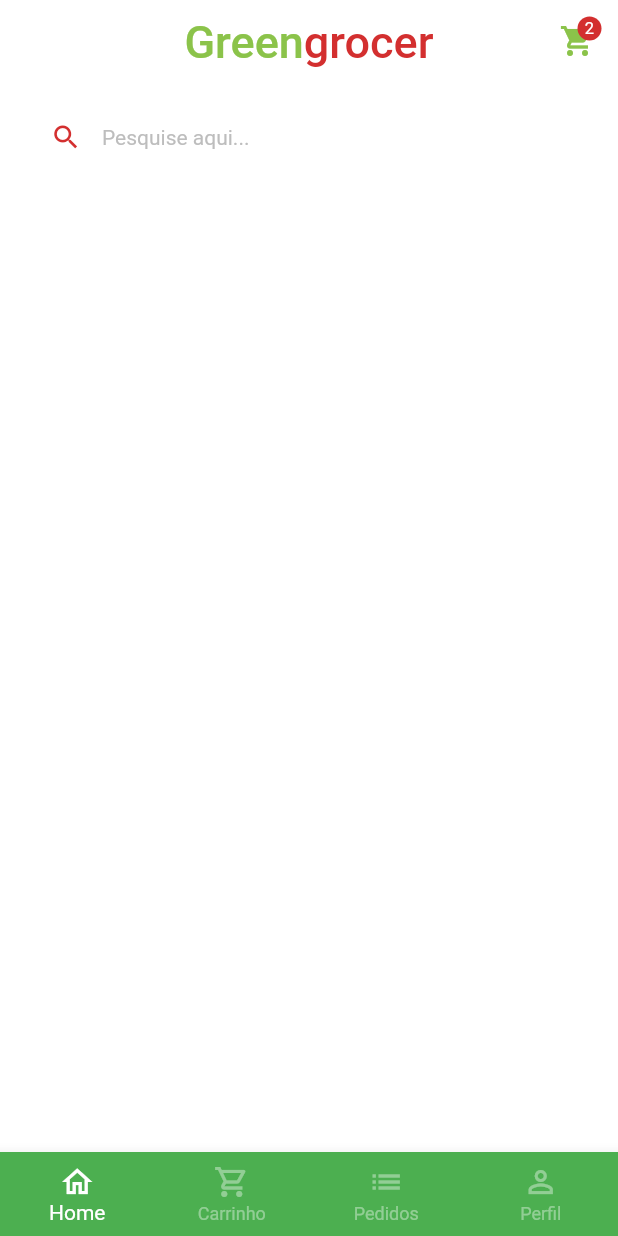
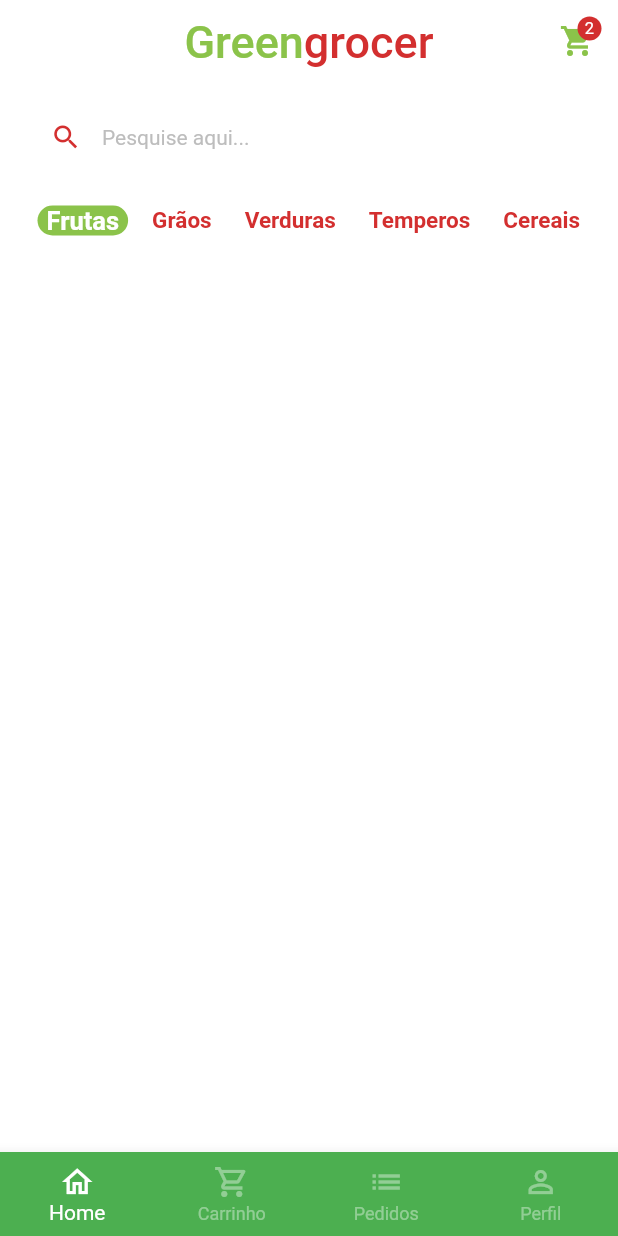
Before and after one commit to luizmineiro/quintanda_virtual, a Flutter app: the BaseScreen screen opened directly, on a phone screen of 412 x 824 dp. Run offline on Flutter 3.47's test engine with Material 2 defaults, Android fonts, the phone set to English and light mode, and no system bars; our stand-ins replace animated_text_kit, mask_text_input_formatter.

```diff
--- a/lib/src/base/base_screen.dart
+++ b/lib/src/base/base_screen.dart
@@ -19,7 +19,7 @@ class _BaseScreenState extends State<BaseScreen> {
         physics: const NeverScrollableScrollPhysics(),
         controller: pageController,
         children: [
-          const HomeTab(),
+          HomeTab(),
           Container(color: Colors.black),
           Container(color: Colors.yellow),
           Container(color: Colors.blue),
--- /dev/null
+++ b/lib/src/home/components/category_tile.dart
@@ -0,0 +1,39 @@
+import 'package:flutter/material.dart';
+import 'package:quitanda_virtual/src/config/custom_colors.dart';
+
+class CategoryTile extends StatelessWidget {
+  final String category;
+  final bool isSelected;
+  final VoidCallback onPressed;
+  const CategoryTile({
+    Key? key,
+    required this.category,
+    required this.isSelected,
+    required this.onPressed,
+  }) : super(key: key);
+
+  @override
+  Widget build(BuildContext context) {
+    return GestureDetector(
+      onTap: onPressed,
+      child: Align(
+        alignment: Alignment.center,
+        child: Container(
+          padding: const EdgeInsets.symmetric(horizontal: 6),
+          decoration: BoxDecoration(
+            borderRadius: BorderRadius.circular(10),
+            color: isSelected ? CustomColors.customSwatchColor : Colors.transparent,
+          ),
+          child: Text(
+            category,
+            style: TextStyle(
+              color: isSelected ? Colors.white : CustomColors.customContrastColor,
+              fontWeight: FontWeight.bold,
+              fontSize: isSelected ? 17 : 15,
+            ),
+          ),
+        ),
+      ),
+    );
+  }
+}
--- a/lib/src/home/home_tab.dart
+++ b/lib/src/home/home_tab.dart
@@ -1,8 +1,24 @@
 import 'package:flutter/material.dart';
 import 'package:quitanda_virtual/src/config/custom_colors.dart';
+import 'package:quitanda_virtual/src/home/components/category_tile.dart';
 
-class HomeTab extends StatelessWidget {
+class HomeTab extends StatefulWidget {
   const HomeTab({Key? key}) : super(key: key);
+
+  @override
+  State<HomeTab> createState() => _HomeTabState();
+}
+
+class _HomeTabState extends State<HomeTab> {
+  List<String> categorias = [
+    'Frutas',
+    'Grãos',
+    'Verduras',
+    'Temperos',
+    'Cereais',
+  ];
+
+  String selectedCategory = 'Frutas';
 
   @override
   Widget build(BuildContext context) {
@@ -57,7 +73,6 @@ class HomeTab extends StatelessWidget {
       body: Column(
         children: [
           //* Campo de pesquisa
-
           Padding(
             padding: const EdgeInsets.symmetric(
               horizontal: 20,
@@ -92,6 +107,26 @@ class HomeTab extends StatelessWidget {
           ),
 
           //* Categorias
+          Container(
+            padding: const EdgeInsets.only(left: 25),
+            height: 40,
+            child: ListView.separated(
+              scrollDirection: Axis.horizontal,
+              itemBuilder: (context, index) {
+                return CategoryTile(
+                  onPressed: () {
+                    setState(() {
+                      selectedCategory = categorias[index];
+                    });
+                  },
+                  category: categorias[index],
+                  isSelected: categorias[index] == selectedCategory,
+                );
+              },
+              separatorBuilder: (context, index) => const SizedBox(width: 10),
+              itemCount: categorias.length,
+            ),
+          ),
 
           //* Grid
         ],
```
